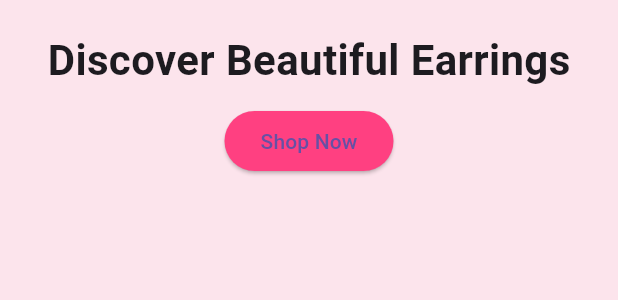
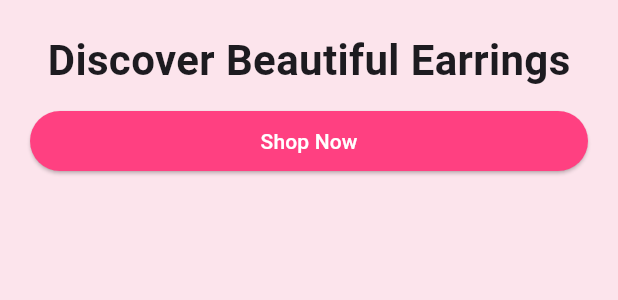
Before and after one commit to akhilbabu759/tiyasite, a Flutter app: the HeroSection widget shown alone on an empty page, opened directly, on a phone screen of 412 x 824 dp. Shown: the top 300 px of the screen. Run offline on Flutter 3.47's test engine with Material 3 defaults, Android fonts, the phone set to English and light mode, and no system bars; network calls fail.

Commit message:
change added

```diff
--- /dev/null
+++ b/lib/cart.dart
@@ -0,0 +1,53 @@
+import 'package:flutter/material.dart';
+
+class CartPage extends StatelessWidget {
+  final List<CartItem> cartItems;
+
+  CartPage({required this.cartItems});
+
+  @override
+  Widget build(BuildContext context) {
+    return Scaffold(
+      appBar: AppBar(
+        title: Text('Cart'),
+      ),
+      body: ListView.builder(
+        itemCount: cartItems.length,
+        itemBuilder: (context, index) {
+          final item = cartItems[index];
+          return ListTile(
+            leading: Image.network(item.imageUrl),
+            title: Text(item.name),
+            subtitle: Text('Quantity: ${item.quantity}'),
+            trailing: Text('\$${item.price.toStringAsFixed(2)}'),
+          );
+        },
+      ),
+      bottomNavigationBar: BottomAppBar(
+        child: Padding(
+          padding: const EdgeInsets.all(16.0),
+          child: ElevatedButton(
+            onPressed: () {
+              // Handle checkout
+            },
+            child: Text('Checkout'),
+          ),
+        ),
+      ),
+    );
+  }
+}
+
+class CartItem {
+  final String name;
+  final String imageUrl;
+  final int quantity;
+  final double price;
+
+  CartItem({
+    required this.name,
+    required this.imageUrl,
+    required this.quantity,
+    required this.price,
+  });
+}
--- a/lib/main.dart
+++ b/lib/main.dart
@@ -1,10 +1,25 @@
 import 'package:flutter/material.dart';
+import 'package:myapp/cart.dart';
 
 void main() {
   runApp(EarringsShopApp());
 }
 
 class EarringsShopApp extends StatelessWidget {
+  List<CartItem> cartItems = [
+    CartItem(
+      name: 'Item 1',
+      imageUrl: 'https://via.placeholder.com/150',
+      quantity: 1,
+      price: 10.0,
+    ),
+    CartItem(
+      name: 'Item 2',
+      imageUrl: 'https://via.placeholder.com/150',
+      quantity: 2,
+      price: 15.0,
+    ),
+  ];
   @override
   Widget build(BuildContext context) {
     return MaterialApp(
@@ -16,6 +31,16 @@ class EarringsShopApp extends StatelessWidget {
             style: TextStyle(color: Colors.white),
           ),
           backgroundColor: Colors.pinkAccent,
+          actions: [
+            IconButton(
+                onPressed: () { Navigator.of(context).push(MaterialPageRoute(
+                            builder: (context) => CartPage(cartItems: cartItems,),
+                          ));},
+                icon: Icon(
+                  Icons.shopping_cart,
+                  color: Colors.white,
+                ))
+          ],
         ),
         body: SingleChildScrollView(
           child: Column(
@@ -44,10 +69,17 @@ class HeroSection extends StatelessWidget {
             style: TextStyle(fontSize: 28, fontWeight: FontWeight.bold),
           ),
           SizedBox(height: 10),
-          ElevatedButton(
-            onPressed: () {},
-            child: Text('Shop Now'),
-            style: ElevatedButton.styleFrom(backgroundColor: Colors.pinkAccent),
+          SizedBox(
+            width: MediaQuery.sizeOf(context).width,
+            child: ElevatedButton(
+              onPressed: () {},
+              child: Text(
+                'Shop Now',
+                style: TextStyle(color: Colors.white),
+              ),
+              style:
+                  ElevatedButton.styleFrom(backgroundColor: Colors.pinkAccent),
+            ),
           ),
         ],
       ),
@@ -62,6 +94,7 @@ class EarringsGrid extends StatelessWidget {
     'assets/WhatsApp Image 2025-01-29 at 11.54.03 AM.jpeg',
     'assets/WhatsApp Image 2025-01-29 at 11.54.04 AM.jpeg',
   ];
+
 
   @override
   Widget build(BuildContext context) {
@@ -108,7 +141,20 @@ class EarringsGrid extends StatelessWidget {
                   'Earrings are a popular form of jewelry worn on the earlobes. They come in various styles, including studs, hoops, and dangles, and can be made from a wide range of materials such as gold, silver, diamonds, and gemstones. Earrings have been worn for centuries across different cultures for both decorative and symbolic purposes, often reflecting personal style and cultural heritage.',
                   overflow: TextOverflow.ellipsis,
                   maxLines: 5,
-                )
+                ),
+                SizedBox(
+                    width: MediaQuery.sizeOf(context).width,
+                    child: ElevatedButton(
+                        style: ElevatedButton.styleFrom(
+                            backgroundColor:
+                                const Color.fromARGB(255, 177, 55, 145)),
+                        onPressed: () {
+
+                        },
+                        child: Text(
+                          'Add To cart',
+                          style: TextStyle(color: Colors.white),
+                        )))
               ],
             ),
           );
```
